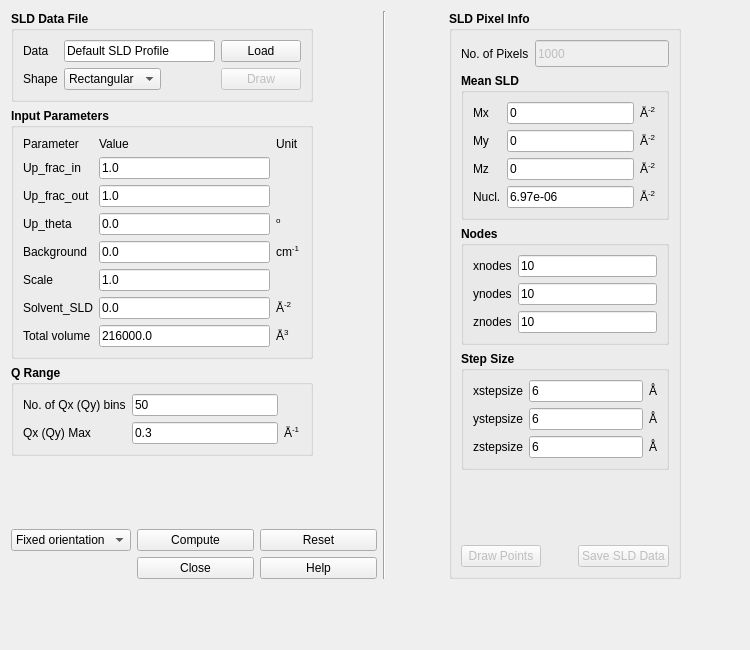
Old version of the form src/sas/qtgui/UI/GenericScatteringCalculator.ui in the repository kif/sasview.
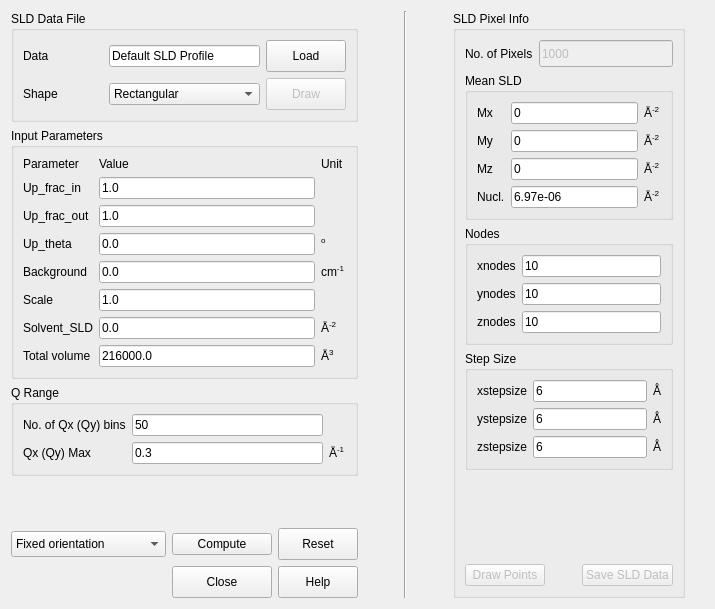
New version of the form.

Commit message: Implemented corrections to Generic SAS Calculators: reset, default saved file, load file, push buttons, unit tests

The edit to the form file:
```diff
--- a/src/sas/qtgui/UI/GenericScatteringCalculator.ui
+++ b/src/sas/qtgui/UI/GenericScatteringCalculator.ui
@@ -6,10 +6,16 @@
    <rect>
     <x>0</x>
     <y>0</y>
-    <width>750</width>
-    <height>650</height>
+    <width>715</width>
+    <height>609</height>
    </rect>
   </property>
+  <property name="sizePolicy">
+   <sizepolicy hsizetype="Fixed" vsizetype="Fixed">
+    <horstretch>0</horstretch>
+    <verstretch>0</verstretch>
+   </sizepolicy>
+  </property>
   <property name="minimumSize">
    <size>
     <width>630</width>
@@ -24,8 +30,8 @@
     <widget class="QGroupBox" name="groupBox_Datafile">
      <property name="font">
       <font>
-       <weight>75</weight>
-       <bold>true</bold>
+       <weight>50</weight>
+       <bold>false</bold>
       </font>
      </property>
      <property name="title">
@@ -52,6 +58,12 @@
         </item>
         <item row="0" column="1">
          <widget class="QLineEdit" name="txtData">
+          <property name="sizePolicy">
+           <sizepolicy hsizetype="Preferred" vsizetype="Fixed">
+            <horstretch>0</horstretch>
+            <verstretch>0</verstretch>
+           </sizepolicy>
+          </property>
           <property name="minimumSize">
            <size>
             <width>151</width>
@@ -74,6 +86,18 @@
         </item>
         <item row="0" column="2">
          <widget class="QPushButton" name="cmdLoad">
+          <property name="sizePolicy">
+           <sizepolicy hsizetype="Minimum" vsizetype="Fixed">
+            <horstretch>0</horstretch>
+            <verstretch>0</verstretch>
+           </sizepolicy>
+          </property>
+          <property name="minimumSize">
+           <size>
+            <width>80</width>
+            <height>32</height>
+           </size>
+          </property>
           <property name="font">
            <font>
             <weight>50</weight>
@@ -110,7 +134,7 @@
         <item row="1" column="1">
          <widget class="QComboBox" name="cbShape">
           <property name="sizePolicy">
-           <sizepolicy hsizetype="Fixed" vsizetype="Fixed">
+           <sizepolicy hsizetype="Preferred" vsizetype="Fixed">
             <horstretch>0</horstretch>
             <verstretch>0</verstretch>
            </sizepolicy>
@@ -141,6 +165,18 @@
           <property name="enabled">
            <bool>false</bool>
           </property>
+          <property name="sizePolicy">
+           <sizepolicy hsizetype="Minimum" vsizetype="Fixed">
+            <horstretch>0</horstretch>
+            <verstretch>0</verstretch>
+           </sizepolicy>
+          </property>
+          <property name="minimumSize">
+           <size>
+            <width>80</width>
+            <height>32</height>
+           </size>
+          </property>
           <property name="font">
            <font>
             <weight>50</weight>
@@ -200,8 +236,8 @@
     <widget class="QGroupBox" name="groupBox_SLDPixelInfo">
      <property name="font">
       <font>
-       <weight>75</weight>
-       <bold>true</bold>
+       <weight>50</weight>
+       <bold>false</bold>
       </font>
      </property>
      <property name="title">
@@ -254,8 +290,8 @@
        <widget class="QGroupBox" name="groupBox_5">
         <property name="font">
          <font>
-          <weight>75</weight>
-          <bold>true</bold>
+          <weight>50</weight>
+          <bold>false</bold>
          </font>
         </property>
         <property name="title">
@@ -474,8 +510,8 @@
        <widget class="QGroupBox" name="groupBox_6">
         <property name="font">
          <font>
-          <weight>75</weight>
-          <bold>true</bold>
+          <weight>50</weight>
+          <bold>false</bold>
          </font>
         </property>
         <property name="title">
@@ -589,8 +625,8 @@
        <widget class="QGroupBox" name="groupBox_Stepsize">
         <property name="font">
          <font>
-          <weight>75</weight>
-          <bold>true</bold>
+          <weight>50</weight>
+          <bold>false</bold>
          </font>
         </property>
         <property name="title">
@@ -757,6 +793,12 @@
         <property name="enabled">
          <bool>false</bool>
         </property>
+        <property name="sizePolicy">
+         <sizepolicy hsizetype="Minimum" vsizetype="Fixed">
+          <horstretch>0</horstretch>
+          <verstretch>0</verstretch>
+         </sizepolicy>
+        </property>
         <property name="font">
          <font>
           <weight>50</weight>
@@ -792,6 +834,12 @@
         <property name="enabled">
          <bool>false</bool>
         </property>
+        <property name="sizePolicy">
+         <sizepolicy hsizetype="Minimum" vsizetype="Fixed">
+          <horstretch>0</horstretch>
+          <verstretch>0</verstretch>
+         </sizepolicy>
+        </property>
         <property name="font">
          <font>
           <weight>50</weight>
@@ -824,8 +872,8 @@
     <widget class="QGroupBox" name="groupBox_InputParam">
      <property name="font">
       <font>
-       <weight>75</weight>
-       <bold>true</bold>
+       <weight>50</weight>
+       <bold>false</bold>
       </font>
      </property>
      <property name="title">
@@ -1170,8 +1218,8 @@
     <widget class="QGroupBox" name="groupBox_Qrange">
      <property name="font">
       <font>
-       <weight>75</weight>
-       <bold>true</bold>
+       <weight>50</weight>
+       <bold>false</bold>
       </font>
      </property>
      <property name="title">
@@ -1270,7 +1318,7 @@
      </property>
     </spacer>
    </item>
-   <item row="4" column="0" colspan="3">
+   <item row="4" column="0" colspan="2">
     <layout class="QGridLayout" name="gridLayout_2">
      <item row="0" column="0">
       <widget class="QComboBox" name="cbOptionsCalc">
@@ -1280,6 +1328,18 @@
          <verstretch>0</verstretch>
         </sizepolicy>
        </property>
+       <property name="minimumSize">
+        <size>
+         <width>155</width>
+         <height>26</height>
+        </size>
+       </property>
+       <property name="maximumSize">
+        <size>
+         <width>155</width>
+         <height>26</height>
+        </size>
+       </property>
        <property name="toolTip">
         <string>&lt;html&gt;&lt;head/&gt;&lt;body&gt;&lt;p&gt;Option of orientation to perform calculations:&lt;/p&gt;&lt;p&gt;- Scattering calculated for fixed orientation &amp;#8594; 2D output&lt;/p&gt;&lt;p&gt;- Scattering orientation averaged over all orientations &amp;#8594; 1D output&lt;/p&gt;&lt;p&gt;This choice is only available for pdb files.&lt;/p&gt;&lt;/body&gt;&lt;/html&gt;</string>
        </property>
@@ -1322,12 +1382,24 @@
          <verstretch>0</verstretch>
         </sizepolicy>
        </property>
+       <property name="minimumSize">
+        <size>
+         <width>100</width>
+         <height>32</height>
+        </size>
+       </property>
        <property name="toolTip">
         <string>Close the calculator.</string>
        </property>
        <property name="text">
         <string>Close</string>
        </property>
+       <property name="iconSize">
+        <size>
+         <width>17</width>
+         <height>16</height>
+        </size>
+       </property>
        <property name="autoDefault">
         <bool>false</bool>
        </property>
@@ -1341,6 +1413,12 @@
          <verstretch>0</verstretch>
         </sizepolicy>
        </property>
+       <property name="minimumSize">
+        <size>
+         <width>77</width>
+         <height>32</height>
+        </size>
+       </property>
        <property name="toolTip">
         <string>Display 'Help' information about the calculator</string>
        </property>
@@ -1360,6 +1438,12 @@
          <verstretch>0</verstretch>
         </sizepolicy>
        </property>
+       <property name="minimumSize">
+        <size>
+         <width>77</width>
+         <height>32</height>
+        </size>
+       </property>
        <property name="toolTip">
         <string>Reset the interface to its default values</string>
        </property>
@@ -1371,30 +1455,43 @@
        </property>
       </widget>
      </item>
+     <item row="1" column="0">
+      <spacer name="horizontalSpacer_7">
+       <property name="orientation">
+        <enum>Qt::Horizontal</enum>
+       </property>
+       <property name="sizeHint" stdset="0">
+        <size>
+         <width>40</width>
+         <height>20</height>
+        </size>
+       </property>
+      </spacer>
+     </item>
     </layout>
    </item>
-   <item row="5" column="1">
-    <spacer name="verticalSpacer_3">
+   <item row="4" column="2">
+    <spacer name="horizontalSpacer_5">
      <property name="orientation">
-      <enum>Qt::Vertical</enum>
+      <enum>Qt::Horizontal</enum>
      </property>
      <property name="sizeHint" stdset="0">
       <size>
-       <width>10</width>
-       <height>0</height>
+       <width>40</width>
+       <height>20</height>
       </size>
      </property>
     </spacer>
    </item>
-   <item row="3" column="0">
-    <spacer name="verticalSpacer">
+   <item row="4" column="4">
+    <spacer name="horizontalSpacer_6">
      <property name="orientation">
-      <enum>Qt::Vertical</enum>
+      <enum>Qt::Horizontal</enum>
      </property>
      <property name="sizeHint" stdset="0">
       <size>
-       <width>10</width>
-       <height>0</height>
+       <width>40</width>
+       <height>20</height>
       </size>
      </property>
     </spacer>
```
Left out of the diff: 49 changed lines with no effect on the pictures. The commit also changes 2 other files.
